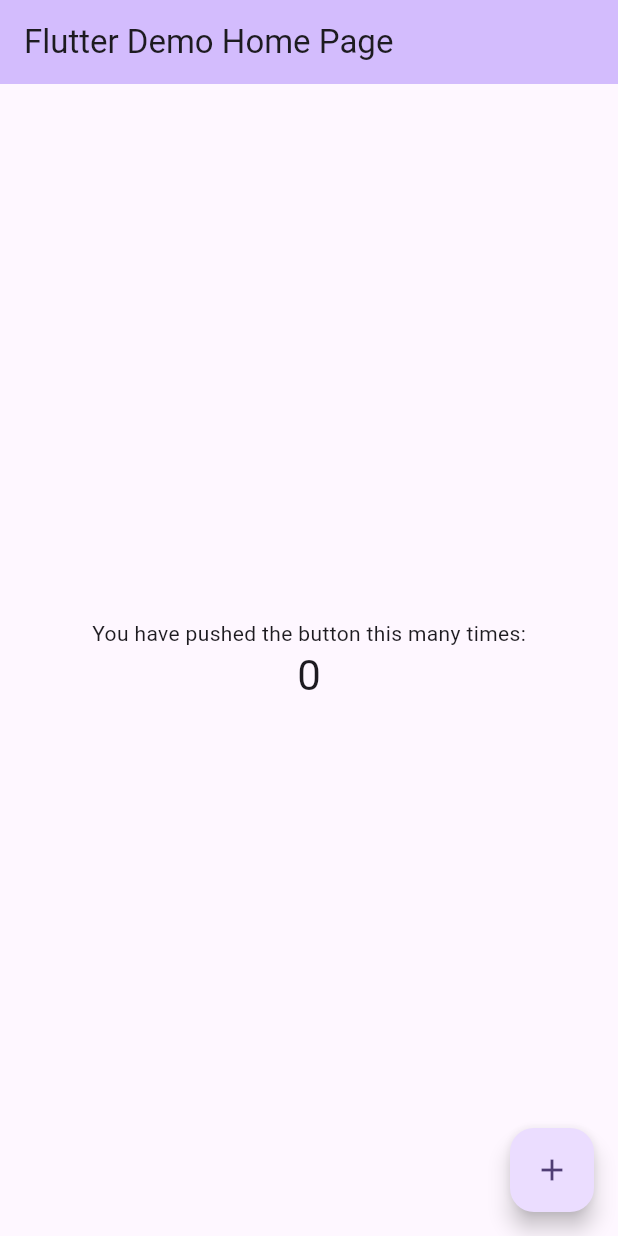
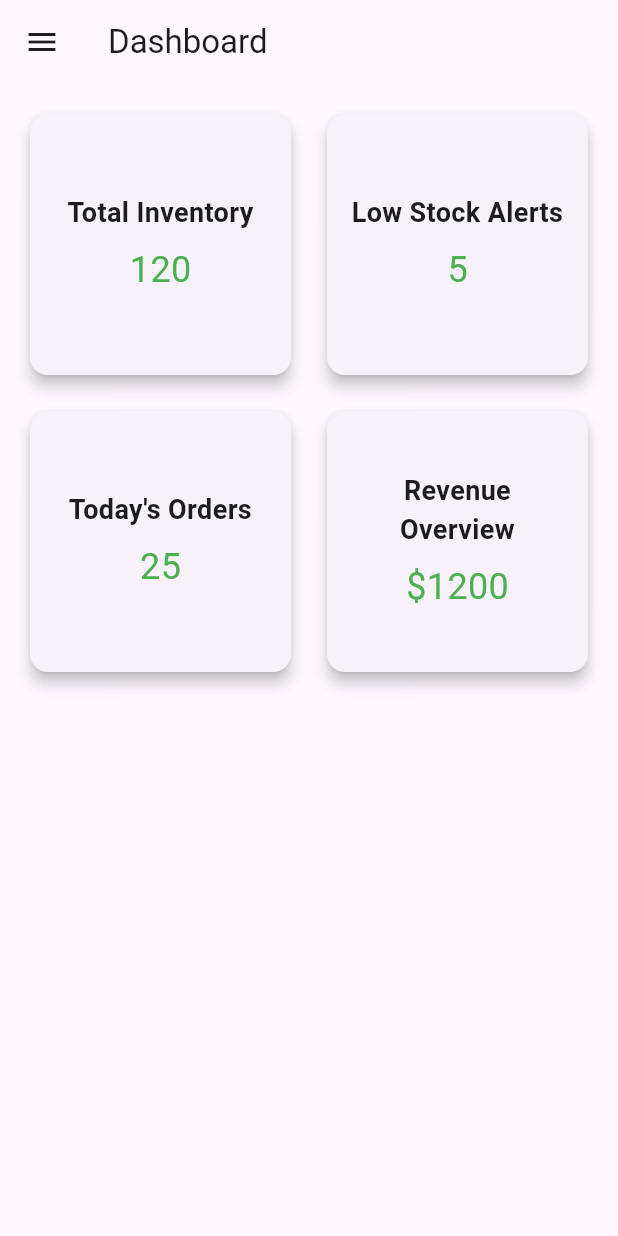
Before and after one commit to SahadRushdi/thogakade_ui, a Flutter app: the screen it shows after launch, on a phone screen of 412 x 824 dp. Run offline on Flutter 3.47's test engine with Material 3 defaults, Android fonts, the phone set to English and light mode, and no system bars.

Commit message:
Implemented Basic UI with Navigation.

```diff
--- a/lib/config/routes.dart
+++ b/lib/config/routes.dart
@@ -0,0 +1,20 @@
+import 'package:flutter/material.dart';
+import 'package:thogakade_ui/presentations/screens/dashboard_screen.dart';
+import 'package:thogakade_ui/presentations/screens/inventory_screen.dart';
+import 'package:thogakade_ui/presentations/screens/orders_screen.dart';
+import 'package:thogakade_ui/presentations/screens/report_screen.dart';
+
+
+class AppRoutes {
+  static const String dashboard = '/';
+  static const String inventory = '/inventory';
+  static const String orders = '/orders';
+  static const String reports = '/reports';
+
+  static Map<String, WidgetBuilder> get routes => {
+    dashboard: (context) => DashboardScreen(),
+    inventory: (context) => InventoryScreen(),
+    orders: (context) => OrdersScreen(),
+    reports: (context) => ReportsScreen(),
+  };
+}
--- a/lib/config/theme.dart
+++ b/lib/config/theme.dart
@@ -0,0 +1,8 @@
+import 'package:flutter/material.dart';
+
+class AppTheme {
+  static final lightTheme = ThemeData(
+    primarySwatch: Colors.green,
+    visualDensity: VisualDensity.adaptivePlatformDensity,
+  );
+}
--- a/lib/main.dart
+++ b/lib/main.dart
@@ -1,125 +1,19 @@
 import 'package:flutter/material.dart';
+import 'config/routes.dart';
+import 'config/theme.dart';
 
 void main() {
-  runApp(const MyApp());
+  runApp(ThogaKadeApp());
 }
 
-class MyApp extends StatelessWidget {
-  const MyApp({super.key});
-
-  // This widget is the root of your application.
+class ThogaKadeApp extends StatelessWidget {
   @override
   Widget build(BuildContext context) {
     return MaterialApp(
-      title: 'Flutter Demo',
-      theme: ThemeData(
-        // This is the theme of your application.
-        //
-        // TRY THIS: Try running your application with "flutter run". You'll see
-        // the application has a purple toolbar. Then, without quitting the app,
-        // try changing the seedColor in the colorScheme below to Colors.green
-        // and then invoke "hot reload" (save your changes or press the "hot
-        // reload" button in a Flutter-supported IDE, or press "r" if you used
-        // the command line to start the app).
-        //
-        // Notice that the counter didn't reset back to zero; the application
-        // state is not lost during the reload. To reset the state, use hot
-        // restart instead.
-        //
-        // This works for code too, not just values: Most code changes can be
-        // tested with just a hot reload.
-        colorScheme: ColorScheme.fromSeed(seedColor: Colors.deepPurple),
-        useMaterial3: true,
-      ),
-      home: const MyHomePage(title: 'Flutter Demo Home Page'),
+      title: 'Thoga Kade',
+      theme: AppTheme.lightTheme,
+      initialRoute: AppRoutes.dashboard,
+      routes: AppRoutes.routes,
     );
   }
 }
-
-class MyHomePage extends StatefulWidget {
-  const MyHomePage({super.key, required this.title});
-
-  // This widget is the home page of your application. It is stateful, meaning
-  // that it has a State object (defined below) that contains fields that affect
-  // how it looks.
-
-  // This class is the configuration for the state. It holds the values (in this
-  // case the title) provided by the parent (in this case the App widget) and
-  // used by the build method of the State. Fields in a Widget subclass are
-  // always marked "final".
-
-  final String title;
-
-  @override
-  State<MyHomePage> createState() => _MyHomePageState();
-}
-
-class _MyHomePageState extends State<MyHomePage> {
-  int _counter = 0;
-
-  void _incrementCounter() {
-    setState(() {
-      // This call to setState tells the Flutter framework that something has
-      // changed in this State, which causes it to rerun the build method below
-      // so that the display can reflect the updated values. If we changed
-      // _counter without calling setState(), then the build method would not be
-      // called again, and so nothing would appear to happen.
-      _counter++;
-    });
-  }
-
-  @override
-  Widget build(BuildContext context) {
-    // This method is rerun every time setState is called, for instance as done
-    // by the _incrementCounter method above.
-    //
-    // The Flutter framework has been optimized to make rerunning build methods
-    // fast, so that you can just rebuild anything that needs updating rather
-    // than having to individually change instances of widgets.
-    return Scaffold(
-      appBar: AppBar(
-        // TRY THIS: Try changing the color here to a specific color (to
-        // Colors.amber, perhaps?) and trigger a hot reload to see the AppBar
-        // change color while the other colors stay the same.
-        backgroundColor: Theme.of(context).colorScheme.inversePrimary,
-        // Here we take the value from the MyHomePage object that was created by
-        // the App.build method, and use it to set our appbar title.
-        title: Text(widget.title),
-      ),
-      body: Center(
-        // Center is a layout widget. It takes a single child and positions it
-        // in the middle of the parent.
-        child: Column(
-          // Column is also a layout widget. It takes a list of children and
-          // arranges them vertically. By default, it sizes itself to fit its
-          // children horizontally, and tries to be as tall as its parent.
-          //
-          // Column has various properties to control how it sizes itself and
-          // how it positions its children. Here we use mainAxisAlignment to
-          // center the children vertically; the main axis here is the vertical
-          // axis because Columns are vertical (the cross axis would be
-          // horizontal).
-          //
-          // TRY THIS: Invoke "debug painting" (choose the "Toggle Debug Paint"
-          // action in the IDE, or press "p" in the console), to see the
-          // wireframe for each widget.
-          mainAxisAlignment: MainAxisAlignment.center,
-          children: <Widget>[
-            const Text(
-              'You have pushed the button this many times:',
-            ),
-            Text(
-              '$_counter',
-              style: Theme.of(context).textTheme.headlineMedium,
-            ),
-          ],
-        ),
-      ),
-      floatingActionButton: FloatingActionButton(
-        onPressed: _incrementCounter,
-        tooltip: 'Increment',
-        child: const Icon(Icons.add),
-      ), // This trailing comma makes auto-formatting nicer for build methods.
-    );
-  }
-}
--- a/lib/presentations/screens/dashboard_screen.dart
+++ b/lib/presentations/screens/dashboard_screen.dart
@@ -0,0 +1,57 @@
+import 'package:flutter/material.dart';
+import '../widgets/summary_card.dart';
+
+class DashboardScreen extends StatelessWidget {
+  @override
+  Widget build(BuildContext context) {
+    return Scaffold(
+      appBar: AppBar(
+        title: Text('Dashboard'),
+      ),
+      body: Padding(
+        padding: const EdgeInsets.all(16.0),
+        child: GridView.count(
+          crossAxisCount: 2,
+          crossAxisSpacing: 16.0,
+          mainAxisSpacing: 16.0,
+          children: [
+            SummaryCard(title: 'Total Inventory', value: '120'),
+            SummaryCard(title: 'Low Stock Alerts', value: '5'),
+            SummaryCard(title: 'Today\'s Orders', value: '25'),
+            SummaryCard(title: 'Revenue Overview', value: '\$1200'),
+          ],
+        ),
+      ),
+      drawer: Drawer(
+        child: ListView(
+          padding: EdgeInsets.zero,
+          children: [
+            DrawerHeader(
+              decoration: BoxDecoration(color: Colors.green),
+              child: Text(
+                'Thoga Kade',
+                style: TextStyle(color: Colors.white, fontSize: 24),
+              ),
+            ),
+            ListTile(
+              title: Text('Dashboard'),
+              onTap: () => Navigator.pushNamed(context, '/'),
+            ),
+            ListTile(
+              title: Text('Inventory'),
+              onTap: () => Navigator.pushNamed(context, '/inventory'),
+            ),
+            ListTile(
+              title: Text('Orders'),
+              onTap: () => Navigator.pushNamed(context, '/orders'),
+            ),
+            ListTile(
+              title: Text('Reports'),
+              onTap: () => Navigator.pushNamed(context, '/reports'),
+            ),
+          ],
+        ),
+      ),
+    );
+  }
+}
--- a/lib/presentations/widgets/summary_card.dart
+++ b/lib/presentations/widgets/summary_card.dart
@@ -0,0 +1,34 @@
+import 'package:flutter/material.dart';
+
+class SummaryCard extends StatelessWidget {
+  final String title;
+  final String value;
+
+  const SummaryCard({required this.title, required this.value});
+
+  @override
+  Widget build(BuildContext context) {
+    return Card(
+      elevation: 4.0,
+      shape: RoundedRectangleBorder(borderRadius: BorderRadius.circular(12)),
+      child: Padding(
+        padding: const EdgeInsets.all(16.0),
+        child: Column(
+          mainAxisAlignment: MainAxisAlignment.center,
+          children: [
+            Text(
+              title,
+              style: TextStyle(fontSize: 18, fontWeight: FontWeight.bold),
+              textAlign: TextAlign.center,
+            ),
+            SizedBox(height: 8.0),
+            Text(
+              value,
+              style: TextStyle(fontSize: 24, color: Colors.green),
+            ),
+          ],
+        ),
+      ),
+    );
+  }
+}
```
Also changed, not shown: lib/presentations/screens/inventory_screen.dart (+49 -0 lines), lib/presentations/screens/orders_screen.dart (+36 -0 lines), lib/presentations/screens/report_screen.dart (+46 -0 lines), 1 other file.
